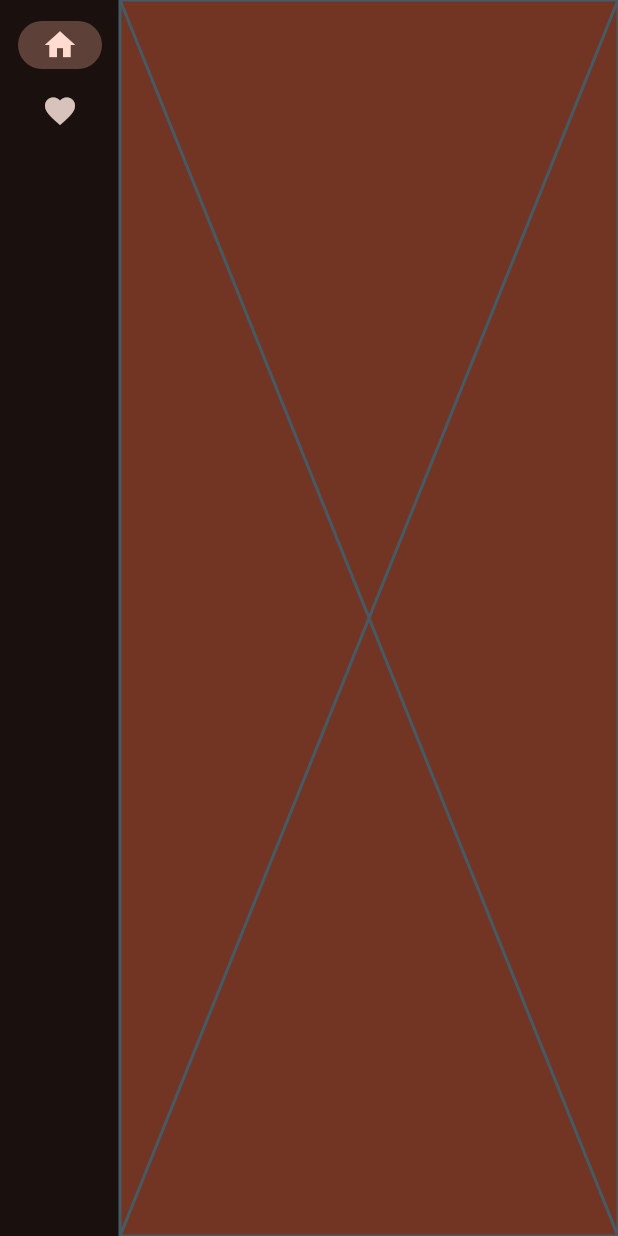
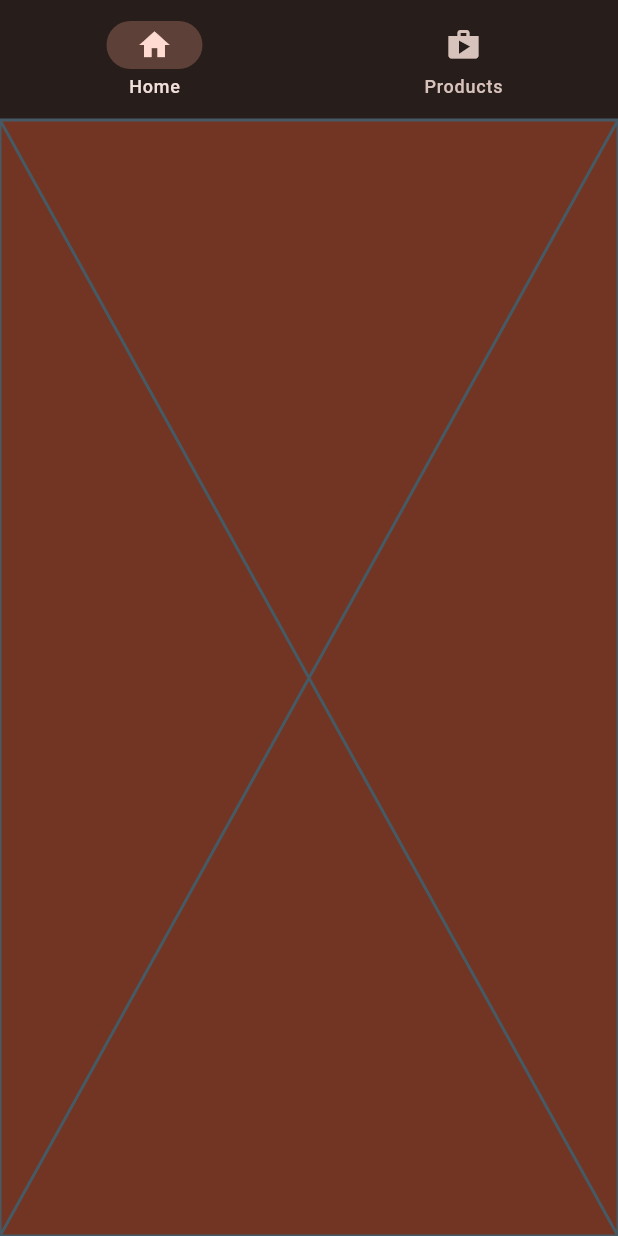
Before and after one commit to simojjuho/flutter_state_management_training, a Flutter app: the screen it shows after launch, on a phone screen of 412 x 824 dp. Run offline on Flutter 3.47's test engine with Material 3 defaults, Android fonts, the phone set to English and light mode, and no system bars; our stand-ins replace dio; network calls fail.

Commit message:
The app now has more responsiveness
Depending on the screen size the app now switches its layout. Navigation rail switches into a navigation bar when screen size is smaller than 600 pixels.

```diff
--- a/lib/src/products/presentation/widgets/product_view.dart
+++ b/lib/src/products/presentation/widgets/product_view.dart
@@ -31,7 +31,7 @@ class _ProductViewState extends State<ProductView> {
         const ProductForm(),
         Flex(
             direction: Axis.horizontal,
-            mainAxisAlignment: MainAxisAlignment.spaceBetween,
+            mainAxisAlignment: MainAxisAlignment.spaceEvenly,
             children: categoryNames
                 .map((e) => FloatingActionButton(
                     onPressed: () {
@@ -44,7 +44,7 @@ class _ProductViewState extends State<ProductView> {
         Expanded(
           child: GridView.count(
             shrinkWrap: true,
-            crossAxisCount: 5,
+            crossAxisCount: 3,
             children: visibleProducts
                 .map(
                   (e) => ProductTile(product: e),
--- a/lib/src/shared/presentation/widgets/home_view.dart
+++ b/lib/src/shared/presentation/widgets/home_view.dart
@@ -1,10 +1,14 @@
 import 'package:flutter/material.dart';
 import 'package:provider/provider.dart';
 import 'package:state_training/src/products/presentation/widgets/product_view.dart';
+import 'package:state_training/src/shared/presentation/widgets/home_view_medium.dart';
+import 'package:state_training/src/shared/presentation/widgets/home_view_small.dart';
 import 'package:state_training/src/shared/states/main_view_state.dart';
 
 class HomeView extends StatelessWidget {
-  const HomeView({super.key});
+  const HomeView({
+    super.key,
+  });
 
   @override
   Widget build(BuildContext context) {
@@ -25,33 +29,11 @@ class HomeView extends StatelessWidget {
       context,
       constraints,
     ) {
-      return Row(
-        children: [
-          SafeArea(
-            child: NavigationRail(
-              extended: false,
-              destinations: const [
-                NavigationRailDestination(
-                  icon: Icon(Icons.home),
-                  label: Text('Home'),
-                ),
-                NavigationRailDestination(
-                    icon: Icon(Icons.favorite), label: Text('Faorites'))
-              ],
-              selectedIndex: selectedIndex,
-              onDestinationSelected: (value) {
-                mainViewState.setIndex(value);
-              },
-            ),
-          ),
-          Expanded(
-            child: Container(
-              color: Theme.of(context).colorScheme.primaryContainer,
-              child: page,
-            ),
-          ),
-        ],
-      );
+      if (constraints.maxWidth < 600) {
+        return HomeViewSmall(page: page);
+      } else {
+        return HomeViewMedium(page: page);
+      }
     });
   }
 }
--- /dev/null
+++ b/lib/src/shared/presentation/widgets/home_view_small.dart
@@ -0,0 +1,44 @@
+import 'package:flutter/material.dart';
+import 'package:provider/provider.dart';
+import 'package:state_training/src/shared/states/main_view_state.dart';
+
+class HomeViewSmall extends StatelessWidget {
+  const HomeViewSmall({
+    required this.page,
+    super.key,
+  });
+
+  final Widget page;
+
+  @override
+  Widget build(BuildContext context) {
+    var mainViewState = context.watch<MainViewState>();
+    var selectedIndex = mainViewState.selectedIndex;
+    return Column(
+      children: [
+        NavigationBar(
+          destinations: const [
+            NavigationDestination(
+              icon: Icon(Icons.home),
+              label: 'Home',
+            ),
+            NavigationDestination(
+              icon: Icon(Icons.shop),
+              label: 'Products',
+            )
+          ],
+          selectedIndex: selectedIndex,
+          onDestinationSelected: (value) {
+            mainViewState.setIndex(value);
+          },
+        ),
+        Expanded(
+          child: Container(
+            color: Theme.of(context).colorScheme.primaryContainer,
+            child: page,
+          ),
+        ),
+      ],
+    );
+  }
+}
```
Also changed, not shown: lib/src/shared/presentation/widgets/home_view_medium.dart (added, +45 -0 lines).
